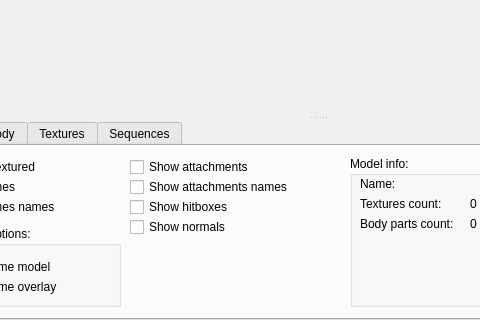
iOrange/hlmvqt, file mainwindow.ui: the form before one commit; both pictures show x 82 to 562 and y 323 to 643 of the 800 by 643 pixel window.
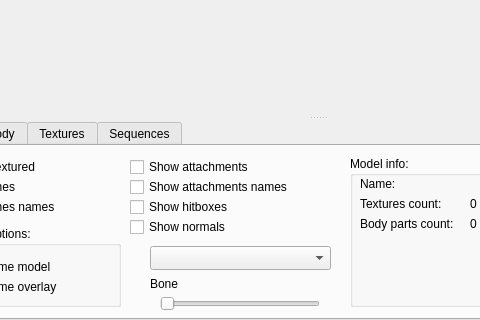
The form after the commit. The open tabs and pages were chosen to show the change.

Commit message: + implemented bone controllers loading and affecting bones

The edit to the form file:
```diff
--- a/mainwindow.ui
+++ b/mainwindow.ui
@@ -307,6 +307,45 @@
           <string>Show attachments names</string>
          </property>
         </widget>
+        <widget class="QComboBox" name="comboBoneControllers">
+         <property name="geometry">
+          <rect>
+           <x>230</x>
+           <y>100</y>
+           <width>181</width>
+           <height>24</height>
+          </rect>
+         </property>
+        </widget>
+        <widget class="QSlider" name="sliderBoneControllerValue">
+         <property name="geometry">
+          <rect>
+           <x>240</x>
+           <y>150</y>
+           <width>160</width>
+           <height>16</height>
+          </rect>
+         </property>
+         <property name="toolTip">
+          <string>Controller value</string>
+         </property>
+         <property name="orientation">
+          <enum>Qt::Horizontal</enum>
+         </property>
+        </widget>
+        <widget class="QLabel" name="lblBoneControllerBoneName">
+         <property name="geometry">
+          <rect>
+           <x>230</x>
+           <y>130</y>
+           <width>181</width>
+           <height>16</height>
+          </rect>
+         </property>
+         <property name="text">
+          <string>Bone</string>
+         </property>
+        </widget>
        </widget>
        <widget class="QWidget" name="tabBody">
         <attribute name="title">
```
Left out of the diff: 2 changed lines with no effect on the pictures. The commit also changes 5 other files.
